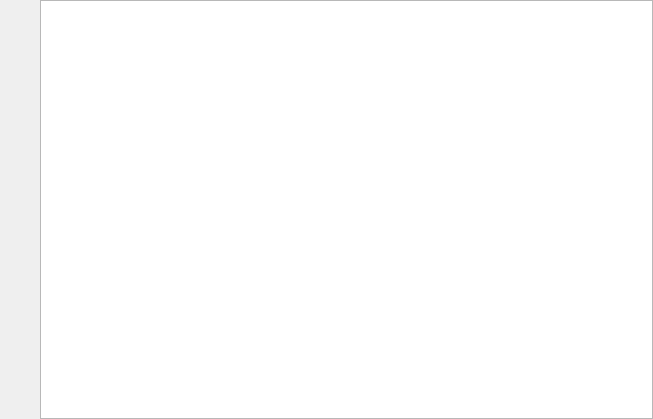
Ascent-Group/visual-db, file src/gui/ui/LogPanel.ui: the form before one commit.
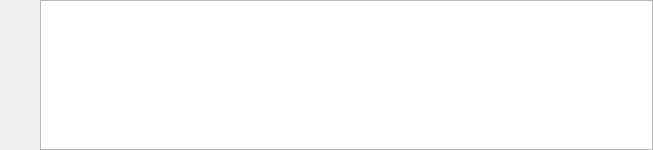
The form after the commit. Icons and pictures are not drawn.

The edit to the form file:
```diff
--- a/src/gui/ui/LogPanel.ui
+++ b/src/gui/ui/LogPanel.ui
@@ -7,7 +7,7 @@
     <x>0</x>
     <y>0</y>
     <width>653</width>
-    <height>419</height>
+    <height>150</height>
    </rect>
   </property>
   <property name="windowTitle">
```
